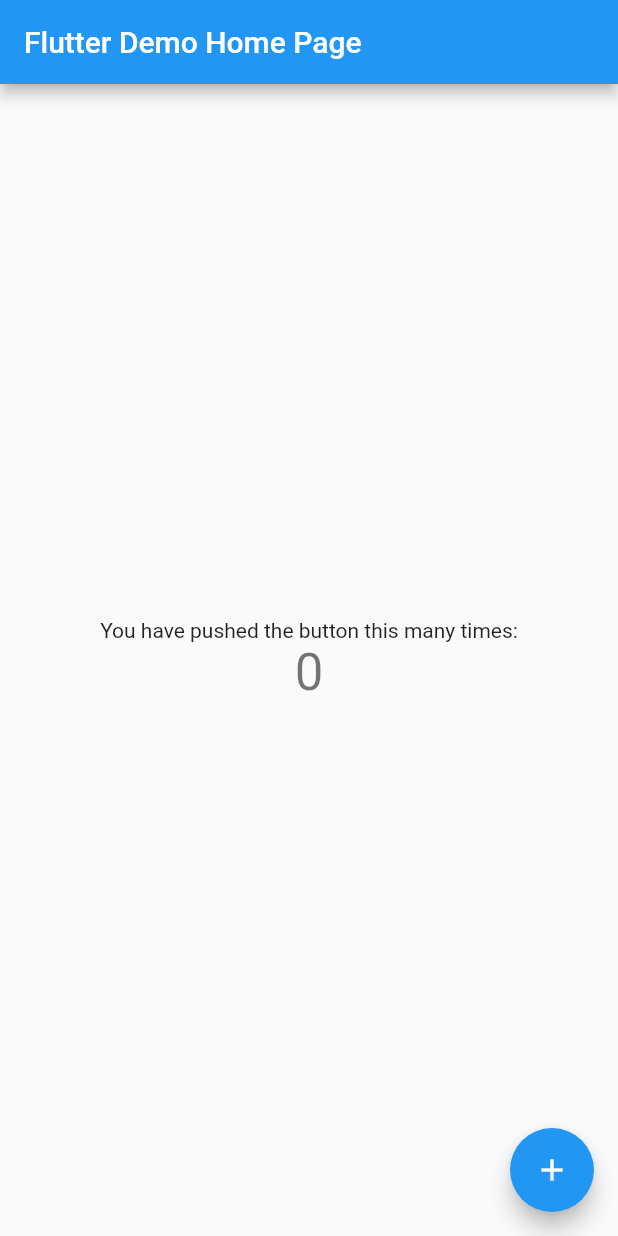
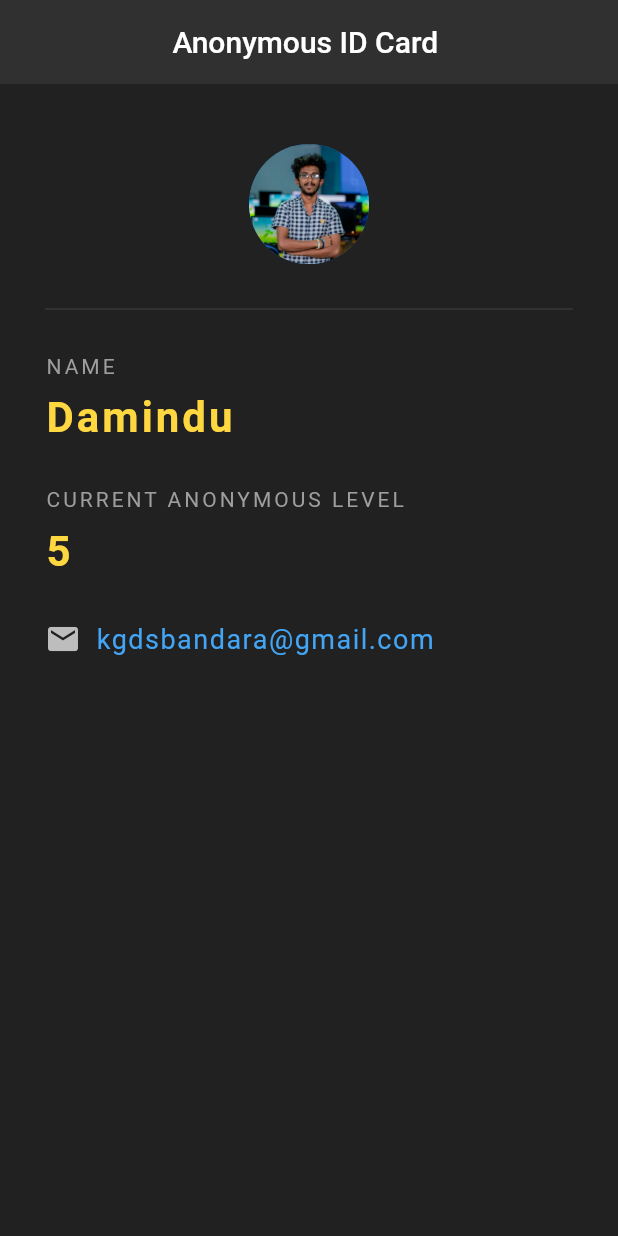
Before and after one commit to DaminduSandaruwan/FlutterID_Project, a Flutter app: the screen it shows after launch, on a phone screen of 412 x 824 dp. Run offline on Flutter 3.47's test engine with Material 2 defaults, Android fonts, the phone set to English and light mode, and no system bars.

Commit message:
Created Widgets and first view Done.

```diff
--- a/lib/main.dart
+++ b/lib/main.dart
@@ -1,111 +1,95 @@
 import 'package:flutter/material.dart';
 
-void main() => runApp(MyApp());
+void main() => runApp(MaterialApp(
+  home: DamiCard(
 
-class MyApp extends StatelessWidget {
-  // This widget is the root of your application.
+  )
+));
+
+class DamiCard extends StatelessWidget {
   @override
   Widget build(BuildContext context) {
-    return MaterialApp(
-      title: 'Flutter Demo',
-      theme: ThemeData(
-        // This is the theme of your application.
-        //
-        // Try running your application with "flutter run". You'll see the
-        // application has a blue toolbar. Then, without quitting the app, try
-        // changing the primarySwatch below to Colors.green and then invoke
-        // "hot reload" (press "r" in the console where you ran "flutter run",
-        // or simply save your changes to "hot reload" in a Flutter IDE).
-        // Notice that the counter didn't reset back to zero; the application
-        // is not restarted.
-        primarySwatch: Colors.blue,
+    return Scaffold(
+      backgroundColor: Colors.grey[900],
+      appBar: AppBar(
+        title: Text("Anonymous ID Card "),
+        centerTitle: true,
+        backgroundColor: Colors.grey[850],
+        elevation: 0.0,
       ),
-      home: MyHomePage(title: 'Flutter Demo Home Page'),
+      body: Padding(
+        padding: EdgeInsets.fromLTRB(30.0, 40.0, 30.0, 0.0),
+        child: Column(
+          crossAxisAlignment: CrossAxisAlignment.start,
+          children: <Widget>[
+            Center(
+              child: CircleAvatar(
+                backgroundImage: AssetImage('assets/MyPhoto.jpg'),
+                radius: 40.0,
+              ),
+            ),
+            Divider(
+              height: 60.0,
+              color: Colors.grey[800],
+            ),
+            Text(
+              'NAME',
+              style: TextStyle(
+                color: Colors.grey,
+                letterSpacing: 2.0,
+              ),
+            ),
+            SizedBox(height: 10.0,),
+            Text(
+              'Damindu',
+              style: TextStyle(
+                color: Colors.amberAccent[200],
+                letterSpacing: 2.0,
+                fontSize: 28.0,
+                fontWeight: FontWeight.bold,
+
+              ),
+            ),
+            SizedBox(height: 30.0,),
+            Text(
+              'CURRENT ANONYMOUS LEVEL',
+              style: TextStyle(
+                color: Colors.grey,
+                letterSpacing: 2.0,
+              ),
+            ),
+            SizedBox(height: 10.0,),
+            Text(
+              '5',
+              style: TextStyle(
+                color: Colors.amberAccent[200],
+                letterSpacing: 2.0,
+                fontSize: 28.0,
+                fontWeight: FontWeight.bold,
+              ),
+            ),
+            SizedBox(height: 30.0,),
+            Row(
+              children: <Widget>[
+                Icon(
+                  Icons.email,
+                  color: Colors.grey[400],
+                ),
+                SizedBox(width: 10.0,),
+                Text(
+                  'kgdsbandara@gmail.com',
+                  style: TextStyle(
+                    color: Colors.blue[400],
+                    fontSize: 18.0,
+                    letterSpacing: 1.0,
+
+                  ),
+                ),
+              ],
+            )
+          ],
+        ),
+      ),
     );
   }
 }
-
-class MyHomePage extends StatefulWidget {
-  MyHomePage({Key key, this.title}) : super(key: key);
-
-  // This widget is the home page of your application. It is stateful, meaning
-  // that it has a State object (defined below) that contains fields that affect
-  // how it looks.
-
-  // This class is the configuration for the state. It holds the values (in this
-  // case the title) provided by the parent (in this case the App widget) and
-  // used by the build method of the State. Fields in a Widget subclass are
-  // always marked "final".
-
-  final String title;
-
-  @override
-  _MyHomePageState createState() => _MyHomePageState();
-}
-
-class _MyHomePageState extends State<MyHomePage> {
-  int _counter = 0;
-
-  void _incrementCounter() {
-    setState(() {
-      // This call to setState tells the Flutter framework that something has
-      // changed in this State, which causes it to rerun the build method below
-      // so that the display can reflect the updated values. If we changed
-      // _counter without calling setState(), then the build method would not be
-      // called again, and so nothing would appear to happen.
-      _counter++;
-    });
-  }
-
-  @override
-  Widget build(BuildContext context) {
-    // This method is rerun every time setState is called, for instance as done
-    // by the _incrementCounter method above.
-    //
-    // The Flutter framework has been optimized to make rerunning build methods
-    // fast, so that you can just rebuild anything that needs updating rather
-    // than having to individually change instances of widgets.
-    return Scaffold(
-      appBar: AppBar(
-        // Here we take the value from the MyHomePage object that was created by
-        // the App.build method, and use it to set our appbar title.
-        title: Text(widget.title),
-      ),
-      body: Center(
-        // Center is a layout widget. It takes a single child and positions it
-        // in the middle of the parent.
-        child: Column(
-          // Column is also a layout widget. It takes a list of children and
-          // arranges them vertically. By default, it sizes itself to fit its
-          // children horizontally, and tries to be as tall as its parent.
-          //
-          // Invoke "debug painting" (press "p" in the console, choose the
-          // "Toggle Debug Paint" action from the Flutter Inspector in Android
-          // Studio, or the "Toggle Debug Paint" command in Visual Studio Code)
-          // to see the wireframe for each widget.
-          //
-          // Column has various properties to control how it sizes itself and
-          // how it positions its children. Here we use mainAxisAlignment to
-          // center the children vertically; the main axis here is the vertical
-          // axis because Columns are vertical (the cross axis would be
-          // horizontal).
-          mainAxisAlignment: MainAxisAlignment.center,
-          children: <Widget>[
-            Text(
-              'You have pushed the button this many times:',
-            ),
-            Text(
-              '$_counter',
-              style: Theme.of(context).textTheme.display1,
-            ),
-          ],
-        ),
-      ),
-      floatingActionButton: FloatingActionButton(
-        onPressed: _incrementCounter,
-        tooltip: 'Increment',
-        child: Icon(Icons.add),
-      ), // This trailing comma makes auto-formatting nicer for build methods.
-    );
-  }
-}
--- a/pubspec.yaml
+++ b/pubspec.yaml
@@ -41,9 +41,8 @@ flutter:
   uses-material-design: true
 
   # To add assets to your application, add an assets section, like this:
-  # assets:
-  #  - images/a_dot_burr.jpeg
-  #  - images/a_dot_ham.jpeg
+  assets:
+  - assets/
 
   # An image asset can refer to one or more resolution-specific "variants", see
   # https://flutter.dev/assets-and-images/#resolution-aware.
```
Also changed, not shown: assets/MyPhoto.jpg (added), 1 other file.
